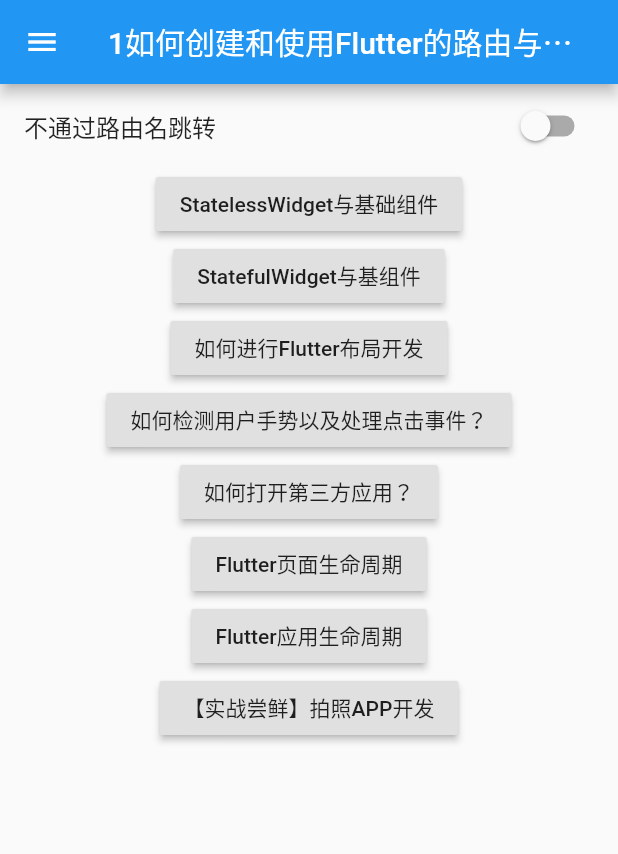
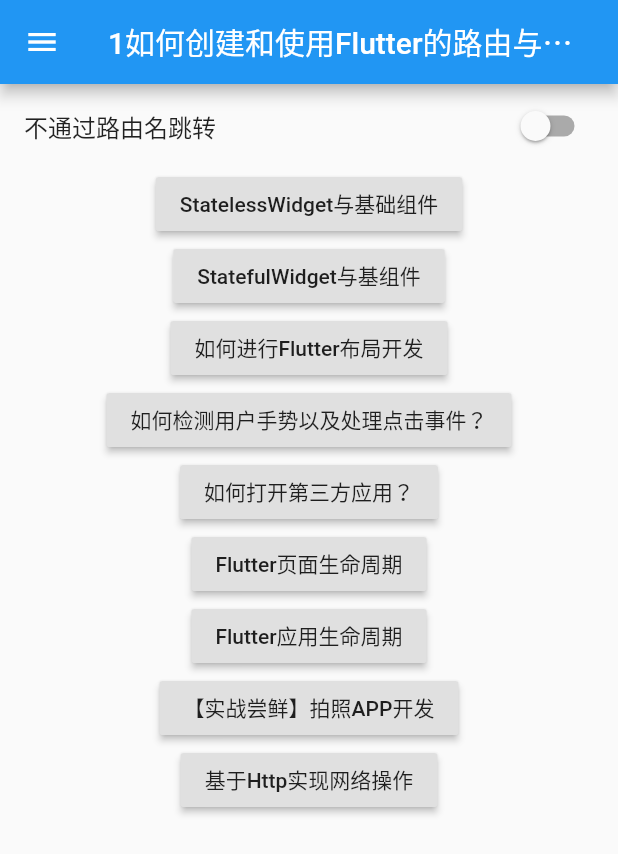
Before and after one commit to jiweixiaoxiao/myflutter, a Flutter app: the screen it shows after launch, on a phone screen of 412 x 824 dp. Shown: the top 854 px of the screen. Run offline on Flutter 3.47's test engine with Material 2 defaults, Android fonts, the phone set to English and light mode, and no system bars; our stand-ins replace image_picker, video_player.

```diff
--- /dev/null
+++ b/lib/http_demo.dart
@@ -0,0 +1,20 @@
+import 'package:flutter/material.dart';
+import 'package:http/http.dart';
+
+class HttpDemoApp extends StatelessWidget{
+  @override
+  Widget build(BuildContext context) {
+    return  MaterialApp(
+      home: Scaffold(
+          appBar: AppBar(
+              title: const Text('基于Http实现网络操作'),
+              backgroundColor:  Colors.blue,
+          ),
+        body: const Center(
+          child: Text('123'),
+        ),
+      ),
+    );
+  }
+
+}
--- a/lib/main.dart
+++ b/lib/main.dart
@@ -6,6 +6,7 @@ import 'app_lifecycle.dart';
 import 'flutter_layout_page.dart';
 import 'flutter_widget_lifecycle.dart';
 import 'gesture_page.dart';
+import 'http_demo.dart';
 import 'launch_page.dart';
 import 'less_group_page.dart';
 
@@ -38,6 +39,7 @@ class MyApp extends StatelessWidget {
           'widgetLifecycle': (BuildContext context) => WidgetLifecycle(),
           'appLifecycle': (BuildContext context) => AppLifecycle(),
           'photo': (BuildContext context) => PhotoApp(),
+          'httpDemo': (BuildContext context) => HttpDemoApp(),
         });
   }
 }
@@ -73,6 +75,7 @@ class _RouteNavigatorState extends State<RouteNavigator> {
           _item('Flutter页面生命周期', WidgetLifecycle(), 'widgetLifecycle'),
           _item('Flutter应用生命周期', AppLifecycle(), 'appLifecycle'),
           _item('【实战尝鲜】拍照APP开发', PhotoApp(), 'photo'),
+          _item('基于Http实现网络操作', HttpDemoApp(), 'httpDemo'),
         ],
       ),
     );
--- a/pubspec.yaml
+++ b/pubspec.yaml
@@ -38,7 +38,7 @@ dependencies:
   url_launcher: ^6.0.12
   image_picker: ^0.8.4+2
   video_player: ^2.2.5
-  xfile: ^1.1.0
+  http: ^0.13.4
 dev_dependencies:
   flutter_test:
     sdk: flutter
```
Also changed, not shown: pubspec.lock.
